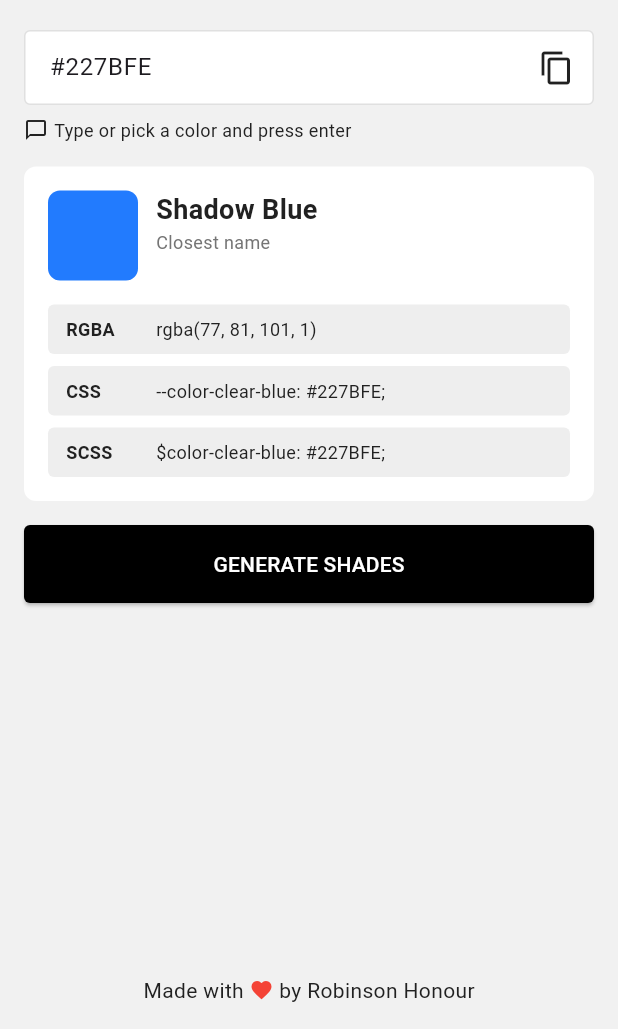
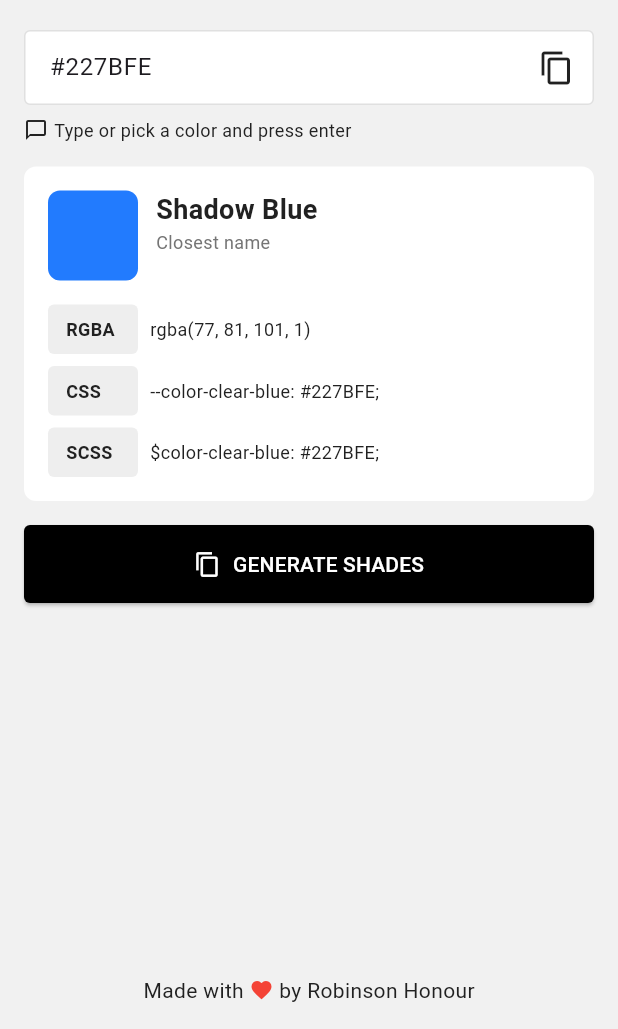
Before and after one commit to ikwerre-dev/Hex-Generator-App, a Flutter app: the screen it shows after launch, on a phone screen of 412 x 824 dp, the part 207-1236 px from its top. Run offline on Flutter 3.47's test engine with Material 3 defaults, Android fonts, the phone set to English and light mode, and no system bars.

```diff
--- a/lib/main.dart
+++ b/lib/main.dart
@@ -29,8 +29,7 @@ class ColorPickerPage extends StatefulWidget {
 }
 
 class _ColorPickerPageState extends State<ColorPickerPage> {
-  final TextEditingController _controller =
-      TextEditingController(text: '#227BFE');
+  final TextEditingController _controller = TextEditingController(text: '#227BFE');
   Color _currentColor = const Color(0xFF227BFE);
   String _colorName = 'Shadow Blue';
 
@@ -94,10 +93,7 @@ class _ColorPickerPageState extends State<ColorPickerPage> {
           child: Center(
             child: Text(
               '#',
-              style: TextStyle(
-                  color: Colors.white,
-                  fontSize: 36,
-                  fontWeight: FontWeight.bold),
+              style: TextStyle(color: Colors.white, fontSize: 36, fontWeight: FontWeight.bold),
             ),
           ),
         ),
@@ -129,9 +125,7 @@ class _ColorPickerPageState extends State<ColorPickerPage> {
               onChanged: (value) {
                 if (value.length == 7 && value.startsWith('#')) {
                   setState(() {
-                    _currentColor = Color(
-                        int.parse(value.substring(1, 7), radix: 16) +
-                            0xFF000000);
+                    _currentColor = Color(int.parse(value.substring(1, 7), radix: 16) + 0xFF000000);
                   });
                 }
               },
@@ -202,16 +196,15 @@ class _ColorPickerPageState extends State<ColorPickerPage> {
   }
 
   Widget _buildColorInfo(String label, String value) {
-    return Container(
+    return Row(
+      children: [
+        Container(
+          width: 60,
           padding: EdgeInsets.symmetric(vertical: 8, horizontal: 12),
           decoration: BoxDecoration(
             color: Colors.grey[200],
             borderRadius: BorderRadius.circular(4),
           ),
-      child: Row(
-        children: [
-          SizedBox(
-            width: 60,
           child: Text(
             label,
             style: TextStyle(
@@ -221,6 +214,7 @@ class _ColorPickerPageState extends State<ColorPickerPage> {
             ),
           ),
         ),
+        SizedBox(width: 8),
         Expanded(
           child: Text(
             value,
@@ -231,15 +225,21 @@ class _ColorPickerPageState extends State<ColorPickerPage> {
           ),
         ),
       ],
-      ),
     );
   }
 
   Widget _buildGenerateShadesButton() {
     return ElevatedButton(
-      child: Text(
+      child: Row(
+        mainAxisAlignment: MainAxisAlignment.center,
+        children: [
+          Icon(Icons.copy, color: Colors.white),
+          SizedBox(width: 8),
+          Text(
             'GENERATE SHADES',
             style: TextStyle(color: Colors.white),
+          ),
+        ],
       ),
       style: ElevatedButton.styleFrom(
         backgroundColor: Colors.black,
```
Lines whose indentation alone changed are shown as unchanged.
